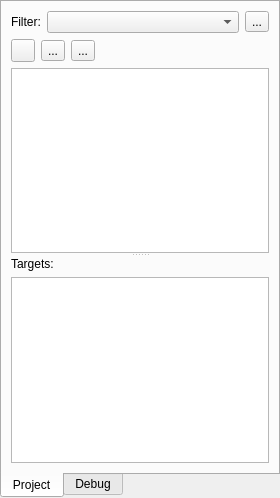
This is projectview.ui in martinribelotta/embedded-ide as Qt 5 draws it before an edit. The edited form follows.
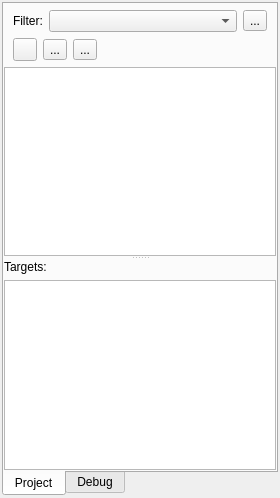
This is the edited form. Icons and pictures are not drawn. Custom widgets are drawn as their Qt base class.

```diff
--- a/projectview.ui
+++ b/projectview.ui
@@ -18,16 +18,16 @@
     <number>0</number>
    </property>
    <property name="leftMargin">
-    <number>0</number>
+    <number>2</number>
    </property>
    <property name="topMargin">
-    <number>0</number>
+    <number>2</number>
    </property>
    <property name="rightMargin">
-    <number>0</number>
+    <number>2</number>
    </property>
    <property name="bottomMargin">
-    <number>0</number>
+    <number>2</number>
    </property>
    <item>
     <widget class="QTabWidget" name="tabWidget">
@@ -42,6 +42,18 @@
        <string>Project</string>
       </attribute>
       <layout class="QVBoxLayout" name="verticalLayout_3">
+       <property name="leftMargin">
+        <number>0</number>
+       </property>
+       <property name="topMargin">
+        <number>0</number>
+       </property>
+       <property name="rightMargin">
+        <number>0</number>
+       </property>
+       <property name="bottomMargin">
+        <number>0</number>
+       </property>
        <item>
         <widget class="QSplitter" name="splitter">
          <property name="orientation">
@@ -51,6 +63,15 @@
           <layout class="QVBoxLayout" name="verticalLayout_2">
            <item>
             <layout class="QHBoxLayout" name="horizontalLayout">
+             <property name="leftMargin">
+              <number>9</number>
+             </property>
+             <property name="topMargin">
+              <number>6</number>
+             </property>
+             <property name="rightMargin">
+              <number>9</number>
+             </property>
              <item>
               <widget class="QLabel" name="label_2">
                <property name="sizePolicy">
@@ -78,6 +99,9 @@
            </item>
            <item>
             <layout class="QHBoxLayout" name="horizontalLayout_3">
+             <property name="leftMargin">
+              <number>9</number>
+             </property>
              <item>
               <widget class="QToolButton" name="toolButton_documentNew">
                <property name="toolTip">
```
